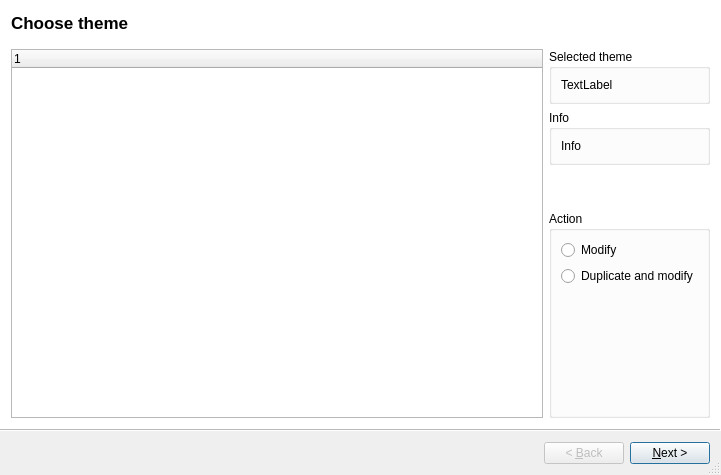
The window that src/desktopapp/themewizard.ui (jacquetc/skribisto) describes before a commit, drawn with Qt 5.
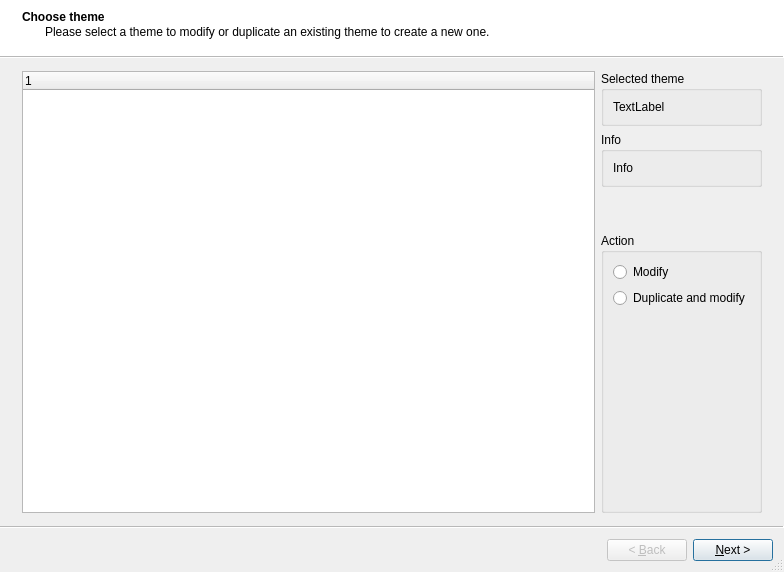
The same window after the commit. The open tabs and pages were chosen to show the change. Icons and pictures are not drawn. Custom widgets are drawn as their Qt base class.

Commit message: finish ThemeWizard

Diff of the .ui file:
```diff
--- a/src/desktopapp/themewizard.ui
+++ b/src/desktopapp/themewizard.ui
@@ -6,8 +6,8 @@
    <rect>
     <x>0</x>
     <y>0</y>
-    <width>721</width>
-    <height>475</height>
+    <width>784</width>
+    <height>572</height>
    </rect>
   </property>
   <property name="windowTitle">
@@ -29,6 +29,9 @@
    <property name="title">
     <string>Choose theme</string>
    </property>
+   <property name="subTitle">
+    <string>Please select a theme to modify or duplicate an existing theme to create a new one.</string>
+   </property>
    <layout class="QHBoxLayout" name="horizontalLayout">
     <item>
      <widget class="QTreeWidget" name="themeTreeWidget">
```
Left out of the diff: 247 changed lines with no effect on the pictures. Lines whose indentation alone changed are shown as unchanged. The commit also changes 6 other files.
